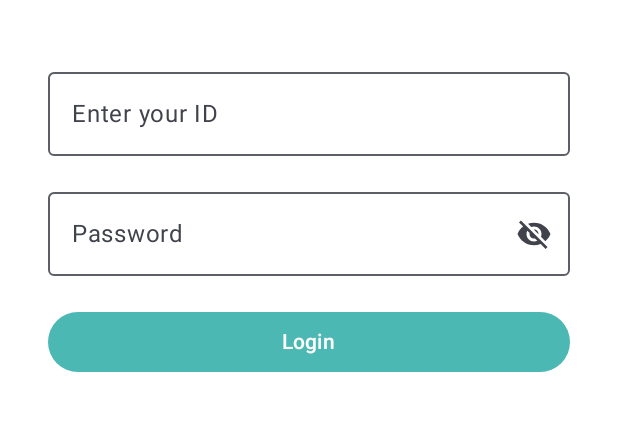
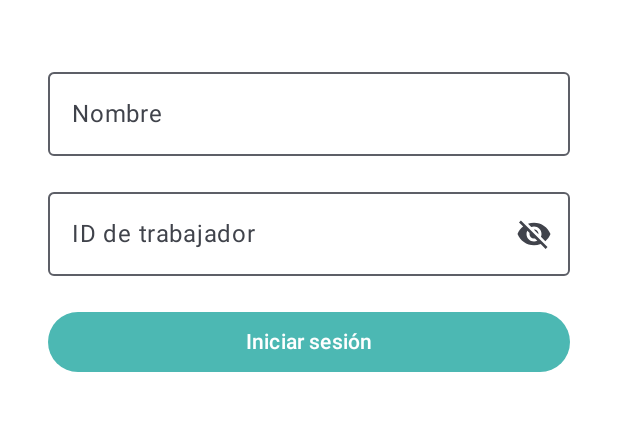
Before and after one commit to vctrgz/finalProjectFrontend, an Android app built with Jetpack Compose: the screen it shows after launch (MainActivity), on a phone screen of 412 x 824 dp, the part 458-889 px from its top. Run offline under Robolectric (Android 15) with nearby library versions, the phone set to English and light mode, and no system bars.

Commit message:
Commit login backend connec.

```diff
--- a/app/src/main/AndroidManifest.xml
+++ b/app/src/main/AndroidManifest.xml
@@ -1,8 +1,10 @@
 <?xml version="1.0" encoding="utf-8"?>
 <manifest xmlns:android="http://schemas.android.com/apk/res/android"
     xmlns:tools="http://schemas.android.com/tools">
+    <uses-permission android:name="android.permission.INTERNET"/>
 
     <application
+        android:usesCleartextTraffic="true"
         android:allowBackup="true"
         android:dataExtractionRules="@xml/data_extraction_rules"
         android:fullBackupContent="@xml/backup_rules"
--- a/app/src/main/java/com/example/healhub/LoginScreen.kt
+++ b/app/src/main/java/com/example/healhub/LoginScreen.kt
@@ -10,38 +10,36 @@ import androidx.compose.ui.Alignment
 import androidx.compose.ui.Modifier
 import androidx.compose.ui.graphics.Color
 import androidx.compose.ui.platform.LocalContext
+import androidx.compose.ui.text.input.PasswordVisualTransformation
+import androidx.compose.ui.text.input.VisualTransformation
 import androidx.compose.ui.unit.dp
 import androidx.compose.ui.unit.sp
-//import androidx.lifecycle.viewmodel.compose.viewModel
-import com.example.healhub.database.AppDatabase
-import kotlinx.coroutines.Dispatchers
-import kotlinx.coroutines.launch
-import androidx.compose.ui.text.input.PasswordVisualTransformation
-import androidx.compose.ui.text.input.VisualTransformation
-import com.example.healhub.database.Usuario
-import kotlinx.coroutines.withContext
+import com.example.healhub.ui.remote.RemoteLoginUiState
 
 @Composable
-fun LoginScreen(onLoginSuccess: () -> Unit) {
+fun LoginScreen(viewModel: AppViewModel) {
     val context = LocalContext.current
-    val db = remember { AppDatabase.getInstance(context) }
-    val dao = db.usuarioDao()
+    val remoteLoginUiState = viewModel.remoteLoginUiState
 
-    // 预插入默认账号：admin / admin123
-    LaunchedEffect(Unit) {
-        withContext(Dispatchers.IO) {
-            val existingUser = dao.login("admin", "admin123")
-            if (existingUser == null) {
-                dao.insertAll(Usuario(id = 1, nombre = "admin", password = "admin123"))
+    var numTrabajador by remember { mutableStateOf("") }
+    var nombre by remember { mutableStateOf("") }
+    var passwordVisible by remember { mutableStateOf(false) }
+    var loginError by remember { mutableStateOf("") }
+
+    // Observa el resultado del login
+    LaunchedEffect(remoteLoginUiState) {
+        when (remoteLoginUiState) {
+            is RemoteLoginUiState.Success -> {
+                loginError = ""
+            }
+            is RemoteLoginUiState.Error -> {
+                loginError = "Credenciales inválidas. Por favor, inténtalo de nuevo."
+            }
+            RemoteLoginUiState.Cargant -> {
+                loginError = ""
             }
         }
     }
-
-    var userId by remember { mutableStateOf("") }
-    var password by remember { mutableStateOf("") }
-    var passwordVisible by remember { mutableStateOf(false) }
-    var error by remember { mutableStateOf<String?>(null) }
-    val scope = rememberCoroutineScope()
 
     Surface(
         modifier = Modifier.fillMaxSize(),
@@ -56,40 +54,37 @@ fun LoginScreen(onLoginSuccess: () -> Unit) {
         ) {
             Text("HealHub", fontSize = 32.sp, color = Color(0xFF4CB8B3))
             Spacer(modifier = Modifier.height(40.dp))
+
             OutlinedTextField(
-                value = userId,
-                onValueChange = { userId = it },
-                label = { Text("Enter your ID") },
+                value = numTrabajador,
+                onValueChange = { numTrabajador = it },
+                label = { Text("Nombre") },
                 singleLine = true,
                 modifier = Modifier.fillMaxWidth()
             )
+
             Spacer(modifier = Modifier.height(16.dp))
+
             OutlinedTextField(
-                value = password,
-                onValueChange = { password = it },
-                label = { Text("Password") },
+                value = nombre,
+                onValueChange = { nombre = it },
+                label = { Text("ID de trabajador") },
                 singleLine = true,
                 visualTransformation = if (passwordVisible) VisualTransformation.None else PasswordVisualTransformation(),
                 trailingIcon = {
-                    val icon = if (passwordVisible) Icons.Filled.Visibility else Icons.Filled.VisibilityOff
+                    val icon = if (passwordVisible) Icons.Default.Visibility else Icons.Default.VisibilityOff
                     IconButton(onClick = { passwordVisible = !passwordVisible }) {
-                        Icon(icon, contentDescription = "Toggle password visibility")
+                        Icon(icon, contentDescription = "Mostrar/Ocultar ID")
                     }
                 },
                 modifier = Modifier.fillMaxWidth()
             )
+
             Spacer(modifier = Modifier.height(20.dp))
+
             Button(
                 onClick = {
-                    scope.launch(Dispatchers.IO) {
-                        val user = dao.login(userId, password)
-                        if (user != null) {
-                            error = null
-                            onLoginSuccess()
-                        } else {
-                            error = "Invalid credentials"
-                        }
-                    }
+                    viewModel.postRemoteLogin(numTrabajador, nombre)
                 },
                 modifier = Modifier.fillMaxWidth(),
                 colors = ButtonDefaults.buttonColors(
@@ -97,11 +92,12 @@ fun LoginScreen(onLoginSuccess: () -> Unit) {
                     contentColor = Color.White
                 )
             ) {
-                Text("Login")
+                Text("Iniciar sesión")
             }
-            error?.let {
+
+            if (loginError.isNotBlank()) {
                 Spacer(modifier = Modifier.height(16.dp))
-                Text(it, color = Color.Red, fontSize = 14.sp)
+                Text(loginError, color = Color.Red, fontSize = 14.sp)
             }
         }
     }
--- a/app/src/main/java/com/example/healhub/MainActivity.kt
+++ b/app/src/main/java/com/example/healhub/MainActivity.kt
@@ -1,45 +1,120 @@
 package com.example.healhub
 
 import android.os.Bundle
+import android.util.Log
 import androidx.activity.ComponentActivity
 import androidx.activity.compose.setContent
 import androidx.compose.runtime.*
-import com.example.healhub.database.AppDatabase
+import androidx.lifecycle.ViewModel
+import androidx.lifecycle.viewmodel.compose.viewModel
+import androidx.lifecycle.viewModelScope
 import com.example.healhub.database.RoomEntity
 import com.example.healhub.ui.PatientInfoScreen
+import com.example.healhub.ui.remote.Auxiliar
+import com.example.healhub.ui.remote.RemoteInterface
+import com.example.healhub.ui.remote.RemoteLoginUiState
 import com.example.healhub.ui.theme.HealHubTheme
+import kotlinx.coroutines.flow.MutableStateFlow
+import kotlinx.coroutines.flow.update
+import kotlinx.coroutines.launch
+import retrofit2.Retrofit
+import retrofit2.converter.gson.GsonConverterFactory
 
 class MainActivity : ComponentActivity() {
     override fun onCreate(savedInstanceState: Bundle?) {
         super.onCreate(savedInstanceState)
         setContent {
             HealHubTheme {
-                var screen by remember { mutableStateOf("splash") }
+                MyApp()
+            }
+        }
+    }
+}
+
+@Composable
+fun MyApp() {
+    val viewModel: AppViewModel = viewModel()
+    val screen = viewModel.currentScreen
     var selectedRoom by remember { mutableStateOf<RoomEntity?>(null) }
 
     when (screen) {
-                    "splash" -> SplashScreen { screen = "login" }
-                    "login" -> LoginScreen { screen = "rooms" }
+        "splash" -> SplashScreen(viewModel)
+        "login" -> LoginScreen(viewModel)
         "rooms" -> PrincipalScreen(
             rooms = listOf(
-                            RoomEntity(1, "101", "John Doe", "Stable"),
-                            RoomEntity(2, "102", "Jane Smith", "Observation"),
-                            RoomEntity(3, "103", "Carlos Ruiz", "Pending Discharge")
+                RoomEntity(1, "101", "John Doe", "Estable"),
+                RoomEntity(2, "102", "Jane Smith", "Observación"),
+                RoomEntity(3, "103", "Carlos Ruiz", "Alta pendiente")
             ),
-                        onLogout = { screen = "login" },
+            onLogout = { viewModel.navigateTo("login") },
             onRoomClick = {
                 selectedRoom = it
-                            screen = "patient"
+                viewModel.navigateTo("patient")
             }
         )
         "patient" -> selectedRoom?.let { room ->
             PatientInfoScreen(
                 roomId = room.id,
-                            onBack = { screen = "rooms" }
+                onBack = { viewModel.navigateTo("rooms") }
             )
         }
     }
 }
+
+class AppViewModel : ViewModel() {
+
+    // Estado del login remoto
+    var remoteLoginUiState: RemoteLoginUiState by mutableStateOf(RemoteLoginUiState.Cargant)
+        private set
+
+    // Retrofit configurado con tu backend
+    private val connection = Retrofit.Builder()
+        .baseUrl("http://10.0.2.2:8080/") // Asegúrate de que el puerto y la IP son correctos para el emulador
+        .addConverterFactory(GsonConverterFactory.create())
+        .build()
+        .create(RemoteInterface::class.java)
+
+    // Enfermero logueado (si lo hay)
+    private val _loggedInNurse = MutableStateFlow<Auxiliar?>(null)
+
+    // Pantalla actual
+    var currentScreen by mutableStateOf("splash")
+        private set
+
+    // Navegación
+    fun navigateTo(screen: String) {
+        currentScreen = screen
+    }
+
+    fun logout() {
+        _loggedInNurse.value = null
+        remoteLoginUiState = RemoteLoginUiState.Cargant
+        navigateTo("login")
+    }
+
+    // Lógica de login remoto
+    fun postRemoteLogin(nombre: String, numTrabajador: String) {
+        Log.d("Login", "Intentando login con numTrabajador: $numTrabajador, nombre: $nombre")
+
+        viewModelScope.launch {
+            remoteLoginUiState = RemoteLoginUiState.Cargant // Estado de cargando
+            try {
+                val response = connection.postRemoteLogin(Auxiliar(numTrabajador = numTrabajador, nombre = nombre))
+                Log.d("Login", "Respuesta del backend: ${response.toString()}")
+
+                // Verifica que la respuesta del backend coincida
+                if (response.numTrabajador == numTrabajador && response.nombre == nombre) {
+                    remoteLoginUiState = RemoteLoginUiState.Success(response)
+                    _loggedInNurse.update { response }
+                    navigateTo("rooms")
+                } else {
+                    remoteLoginUiState = RemoteLoginUiState.Error
+                    Log.d("Login", "Credenciales incorrectas")
+                }
+            } catch (e: Exception) {
+                Log.d("Login", "Error en la respuesta del backend: ${e.message}")
+                remoteLoginUiState = RemoteLoginUiState.Error
             }
         }
     }
+}
--- a/app/src/main/java/com/example/healhub/SplashScreen.kt
+++ b/app/src/main/java/com/example/healhub/SplashScreen.kt
@@ -14,12 +14,11 @@ import androidx.compose.ui.unit.sp
 import kotlinx.coroutines.delay
 
 @Composable
-fun SplashScreen(onFinished: () -> Unit) {
-    LaunchedEffect(true) {
-        delay(2000)
-        onFinished()
+fun SplashScreen(viewModel: AppViewModel) {
+    LaunchedEffect(Unit) {
+        kotlinx.coroutines.delay(2000L) // Espera 2 segundos
+        viewModel.navigateTo("login")  // Navega automáticamente
     }
-
     Column(
         modifier = Modifier.fillMaxSize(),
         verticalArrangement = Arrangement.Center,
--- /dev/null
+++ b/app/src/main/java/com/example/healhub/ui/remote/Remote.kt
@@ -0,0 +1,20 @@
+package com.example.healhub.ui.remote
+
+import retrofit2.http.Body
+import retrofit2.http.POST
+
+data class Auxiliar(
+    val numTrabajador: String,
+    val nombre: String
+)
+
+sealed interface RemoteLoginUiState {
+    data class Success(val auxiliar: Auxiliar) : RemoteLoginUiState
+    object Error : RemoteLoginUiState
+    object Cargant : RemoteLoginUiState
+}
+
+interface RemoteInterface {
+    @POST("/auxiliar/login")
+    suspend fun postRemoteLogin(@Body auxiliar: Auxiliar): Auxiliar
+}
--- /dev/null
+++ b/app/src/main/res/xml/network_security_config.xml
@@ -0,0 +1,4 @@
+<?xml version="1.0" encoding="utf-8"?>
+<PreferenceScreen xmlns:android="http://schemas.android.com/apk/res/android">
+
+</PreferenceScreen>
--- a/gradle/libs.versions.toml
+++ b/gradle/libs.versions.toml
@@ -1,5 +1,5 @@
 [versions]
-agp = "8.9.0"
+agp = "8.8.0"
 kotlin = "2.0.21"
 coreKtx = "1.15.0"
 junit = "4.13.2"
```
Also changed, not shown: app/build.gradle.kts (+42 -16 lines). Lines whose indentation alone changed are shown as unchanged.
